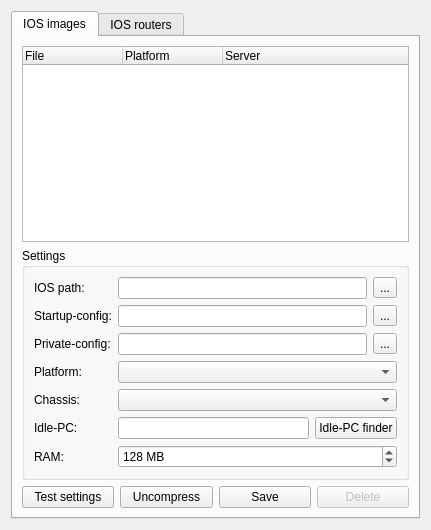
Old version of the form gns3/modules/dynamips/ui/ios_router_preferences_page.ui in the repository GNS3/gns3-gui.
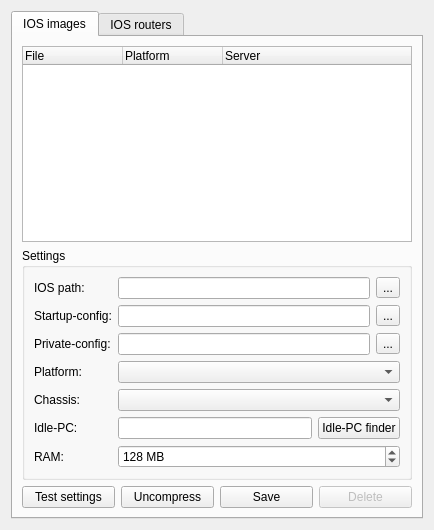
New version of the form.

Commit message: New feature: insert image on the view. Add some tooltips in preference and configuration pages.

What changed in the file:
```diff
--- a/gns3/modules/dynamips/ui/ios_router_preferences_page.ui
+++ b/gns3/modules/dynamips/ui/ios_router_preferences_page.ui
@@ -6,7 +6,7 @@
    <rect>
     <x>0</x>
     <y>0</y>
-    <width>431</width>
+    <width>434</width>
     <height>530</height>
    </rect>
   </property>
@@ -146,7 +146,14 @@
            </widget>
           </item>
           <item row="5" column="1">
-           <widget class="QLineEdit" name="uiIdlePCLineEdit"/>
+           <widget class="QLineEdit" name="uiIdlePCLineEdit">
+            <property name="inputMask">
+             <string/>
+            </property>
+            <property name="text">
+             <string/>
+            </property>
+           </widget>
           </item>
           <item row="5" column="2">
            <widget class="QPushButton" name="uiIdlePCFinderPushButton">
```
The commit also changes 13 other files.
